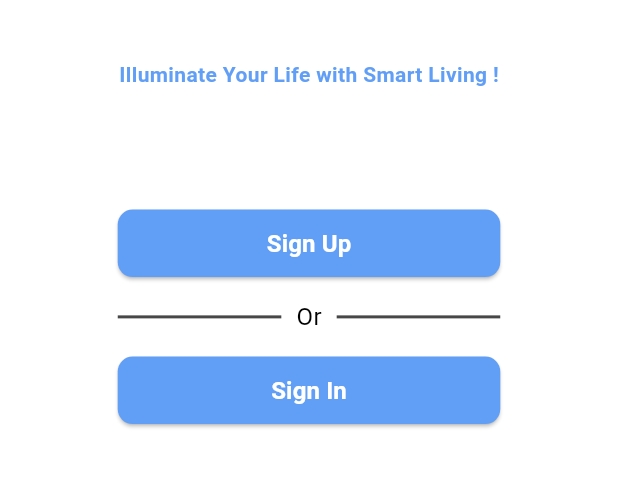
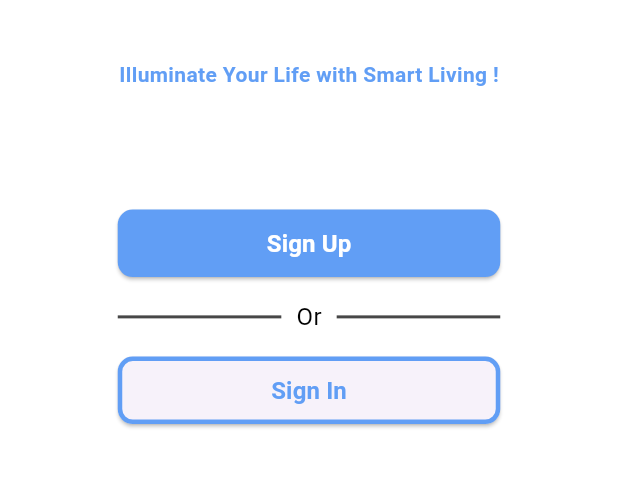
Before and after one commit to AprillianFauzy/Aplikasi_Mobile_Smarthome_Lumihome, a Flutter app: the screen it shows after launch, on a phone screen of 412 x 824 dp, the part 507-995 px from its top. Run offline on Flutter 3.47's test engine with Material 3 defaults, Android fonts, the phone set to English and light mode, and no system bars.

Commit message:
Button Done

```diff
--- a/lib/Autentification/Auth.dart
+++ b/lib/Autentification/Auth.dart
@@ -105,7 +105,11 @@ class _AuthState extends State<Auth> {
                       height: 15,
                     ),
                     // Button Sign In
-                    MyButton(text: "Sign In", onTap: () {})
+                    MyButton(
+                      text: "Sign In",
+                      onTap: () {},
+                      type: ButtonType.secondary,
+                    )
                   ],
                 )
               ],
--- a/lib/Components/Button.dart
+++ b/lib/Components/Button.dart
@@ -49,18 +49,22 @@ class MyButton extends StatelessWidget {
           height: height ?? 45,
           child: ElevatedButton(
             onPressed: onTap,
+            style: ElevatedButton.styleFrom(
+                onPrimary: Color(0xff619EF5),
+                side: const BorderSide(
+                  color: Color(0xff619EF5),
+                  width: 3,
+                ),
+                shape: RoundedRectangleBorder(
+                    borderRadius: BorderRadius.circular(10))),
             child: Text(
               text,
-              style: TextStyle(
-                color: Color(0xffffffff),
+              style: const TextStyle(
+                color: Color(0xff619EF5),
                 fontSize: 16,
                 fontWeight: FontWeight.bold,
               ),
             ),
-            style: ElevatedButton.styleFrom(
-                onPrimary: Color(0xff619EF5),
-                shape: RoundedRectangleBorder(
-                    borderRadius: BorderRadius.circular(10))),
           ),
         );
     }
```
